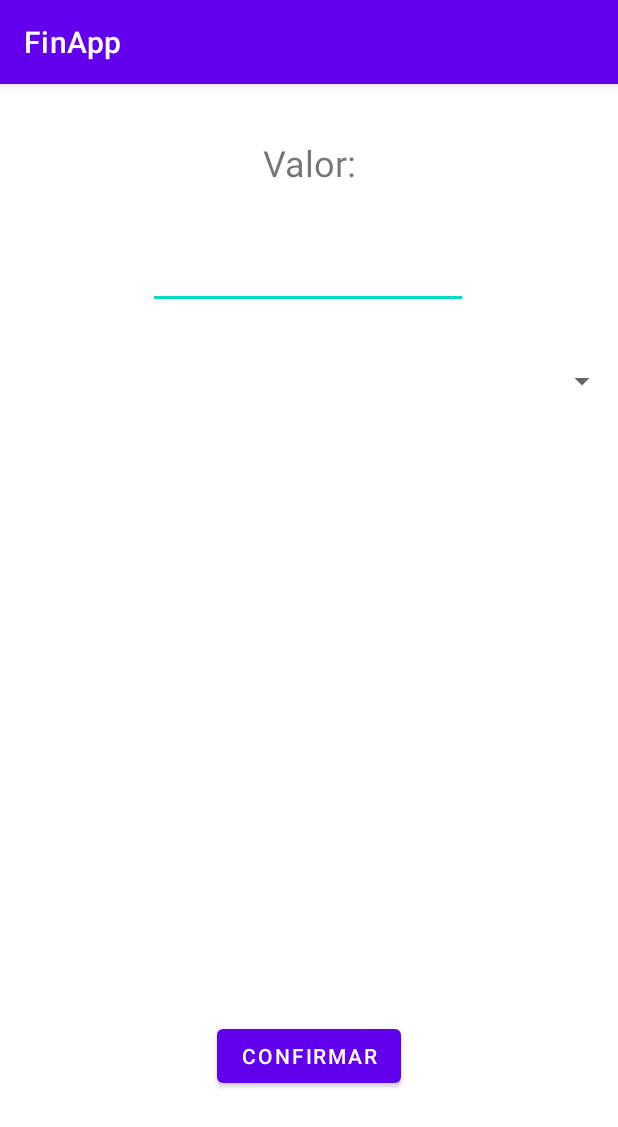
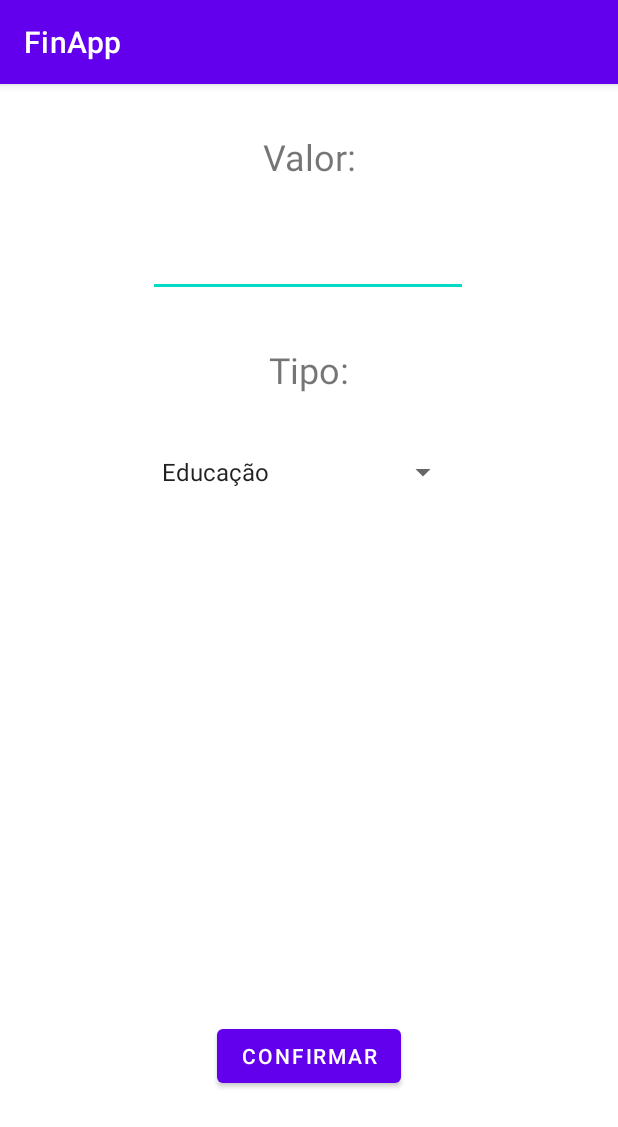
Before and after one commit to carlosmeds/FinApp, an Android app: the AddTransactionActivity screen opened directly, with no data from a screen before it, on a phone screen of 412 x 824 dp. Shown: the top 1127 px of the screen. Run offline under Robolectric (Android 15) with nearby library versions, the phone set to English and light mode, and no system bars.

Commit message:
Criado o comboBox

```diff
--- a/app/src/main/java/br/ufpr/tads/finapp/activity/AddTransactionActivity.java
+++ b/app/src/main/java/br/ufpr/tads/finapp/activity/AddTransactionActivity.java
@@ -6,9 +6,13 @@ import android.content.Intent;
 import android.os.Bundle;
 import android.util.Log;
 import android.view.View;
+import android.widget.AdapterView;
+import android.widget.ArrayAdapter;
 import android.widget.EditText;
+import android.widget.Spinner;
 import android.widget.Toast;
 
+import java.lang.reflect.Array;
 import java.util.ArrayList;
 import java.util.Calendar;
 import java.util.Date;
@@ -20,7 +24,7 @@ import br.ufpr.tads.finapp.helper.TransactionTypeDAO;
 import br.ufpr.tads.finapp.model.Transaction;
 import br.ufpr.tads.finapp.model.TransactionType;
 
-public class AddTransactionActivity extends AppCompatActivity {
+public class AddTransactionActivity extends AppCompatActivity implements AdapterView.OnItemSelectedListener {
 
     List<TransactionType> TransactionTypeList;
 
@@ -35,6 +39,22 @@ public class AddTransactionActivity extends AppCompatActivity {
              ) {
             Log.i("INFO","TransactionTypes List:" + type.getType() + " - " + type.getId());
         }
+
+        Spinner spinner = findViewById(R.id.spinnerTransactionType);
+        ArrayAdapter<CharSequence> adapter = ArrayAdapter.createFromResource(this, R.array.debitTypes, android.R.layout.simple_spinner_item);
+        adapter.setDropDownViewResource(android.R.layout.simple_spinner_dropdown_item);
+        spinner.setAdapter(adapter);
+        spinner.getOnItemSelectedListener();
+    }
+
+    @Override
+    public void onItemSelected(AdapterView<?> adapterView, View view, int i, long l) {
+        String text = adapterView.getItemAtPosition(i).toString();
+        Toast.makeText(adapterView.getContext(), text, Toast.LENGTH_SHORT).show();
+    }
+
+    @Override
+    public void onNothingSelected(AdapterView<?> adapterView) {
 
     }
 
@@ -63,4 +83,6 @@ public class AddTransactionActivity extends AppCompatActivity {
             }
         };
     }
+
+
 }
--- a/app/src/main/res/layout/activity_add_transaction.xml
+++ b/app/src/main/res/layout/activity_add_transaction.xml
@@ -6,11 +6,23 @@
     android:layout_height="match_parent"
     tools:context=".activity.AddTransactionActivity">
 
+    <TextView
+        android:id="@+id/textType"
+        android:layout_width="wrap_content"
+        android:layout_height="wrap_content"
+        android:layout_marginTop="32dp"
+        android:text="Tipo:"
+        android:textAlignment="center"
+        android:textSize="24sp"
+        app:layout_constraintEnd_toEndOf="parent"
+        app:layout_constraintStart_toStartOf="parent"
+        app:layout_constraintTop_toBottomOf="@+id/inputValue" />
+
     <EditText
         android:id="@+id/inputValue"
         android:layout_width="wrap_content"
         android:layout_height="wrap_content"
-        android:layout_marginTop="36dp"
+        android:layout_marginTop="32dp"
         android:ems="10"
         android:inputType="numberDecimal"
         android:textAlignment="center"
@@ -23,7 +35,7 @@
         android:id="@+id/textValue"
         android:layout_width="wrap_content"
         android:layout_height="wrap_content"
-        android:layout_marginTop="36dp"
+        android:layout_marginTop="32dp"
         android:text="Valor:"
         android:textAlignment="center"
         android:textSize="24sp"
@@ -32,12 +44,14 @@
         app:layout_constraintTop_toTopOf="parent" />
 
     <Spinner
-        android:id="@+id/spinner"
-        android:layout_width="match_parent"
-        android:layout_height="wrap_content"
-        android:layout_marginTop="36dp"
-        app:layout_constraintTop_toBottomOf="@+id/inputValue"
-        tools:layout_editor_absoluteX="0dp" />
+        android:id="@+id/spinnerTransactionType"
+        android:layout_width="206dp"
+        android:layout_height="40dp"
+        android:layout_marginTop="32dp"
+        app:layout_constraintEnd_toEndOf="parent"
+        app:layout_constraintHorizontal_bias="0.487"
+        app:layout_constraintStart_toStartOf="parent"
+        app:layout_constraintTop_toBottomOf="@+id/textType" />
 
     <Button
         android:id="@+id/confirmTransaction"
--- a/app/src/main/res/values/strings.xml
+++ b/app/src/main/res/values/strings.xml
@@ -1,3 +1,14 @@
 <resources>
     <string name="app_name">FinApp</string>
+    <string-array name="creditTypes">
+        <item>Transferências</item>
+        <item>Salário,</item>
+    </string-array>
+    <string-array name="debitTypes">
+        <item>Educação</item>
+        <item>Lazer</item>
+        <item>Moradia</item>
+        <item>Saúde</item>
+        <item>Outros</item>
+    </string-array>
 </resources>
```
